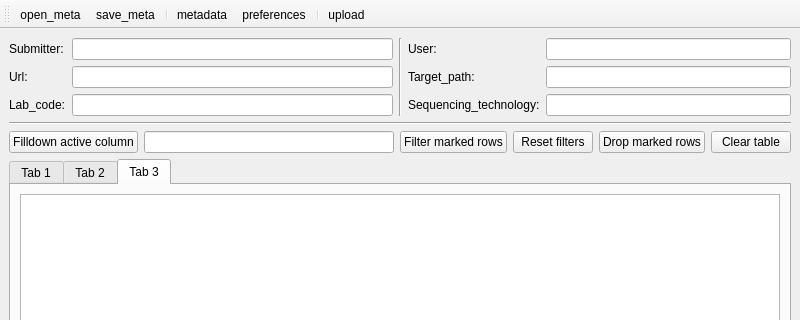
Above: ui/mw.ui from genomic-medicine-sweden/GMS-uploader before the change; both pictures show x 0 to 800 and y 0 to 320 of the 800 by 600 pixel window. Below: the same form after it.
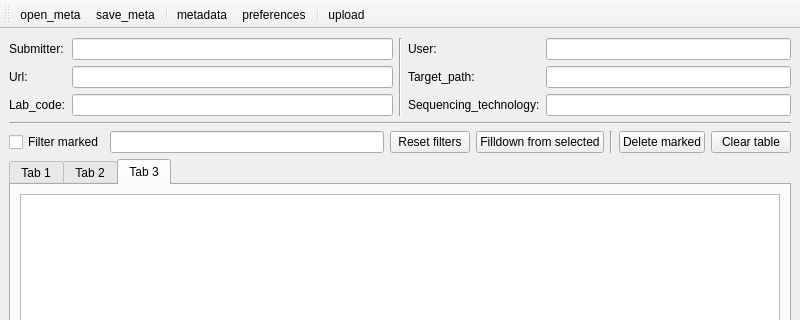
That is the form after the change.

Commit message: fixes + working marked filter

Diff of the .ui file:
```diff
--- a/ui/mw.ui
+++ b/ui/mw.ui
@@ -149,23 +149,37 @@
         </item>
         <item>
          <layout class="QGridLayout" name="gridLayout">
-          <item row="2" column="8">
+          <item row="2" column="5">
+           <widget class="QLineEdit" name="lineEdit_filter"/>
+          </item>
+          <item row="2" column="10">
            <widget class="QPushButton" name="pushButton_clear">
             <property name="text">
              <string>Clear table</string>
             </property>
            </widget>
           </item>
+          <item row="2" column="0">
+           <widget class="QCheckBox" name="checkBox_filtermarked">
+            <property name="text">
+             <string>Filter marked</string>
+            </property>
+           </widget>
+          </item>
           <item row="2" column="7">
+           <widget class="QPushButton" name="pushButton_filldown">
+            <property name="text">
+             <string>Filldown from selected</string>
+            </property>
+           </widget>
+          </item>
+          <item row="2" column="9">
            <widget class="QPushButton" name="pushButton_drop">
             <property name="text">
-             <string>Drop marked rows</string>
+             <string>Delete marked</string>
             </property>
            </widget>
           </item>
-          <item row="2" column="4">
-           <widget class="QLineEdit" name="lineEdit_filter"/>
-          </item>
           <item row="2" column="6">
            <widget class="QPushButton" name="pushButton_resetfilters">
             <property name="text">
@@ -173,17 +187,10 @@
             </property>
            </widget>
           </item>
-          <item row="2" column="0">
-           <widget class="QPushButton" name="pushButton_filldown">
-            <property name="text">
-             <string>Filldown active column</string>
-            </property>
-           </widget>
-          </item>
-          <item row="2" column="5">
-           <widget class="QPushButton" name="pushButton_filtermarked">
-            <property name="text">
-             <string>Filter marked rows</string>
+          <item row="2" column="8">
+           <widget class="Line" name="line_3">
+            <property name="orientation">
+             <enum>Qt::Vertical</enum>
             </property>
            </widget>
           </item>
```
The commit also changes 6 other files.
